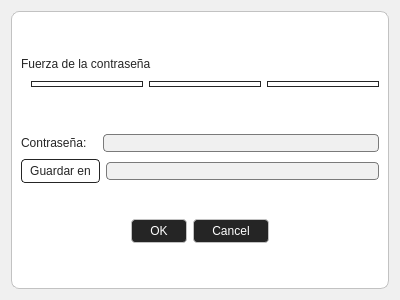
This is ui/dialogs/psswrd.ui in JASFLTeam/JAs-File-Lock as Qt 5 draws it before an edit. The edited form follows.
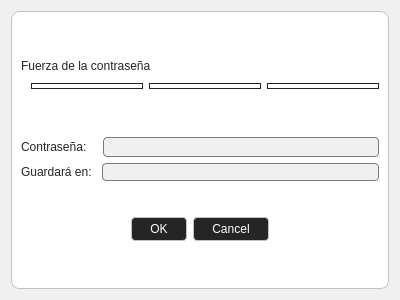
This is the edited form. Icons and pictures are not drawn.

```diff
--- a/ui/dialogs/psswrd.ui
+++ b/ui/dialogs/psswrd.ui
@@ -46,7 +46,7 @@
      <property name="frameShadow">
       <enum>QFrame::Shadow::Raised</enum>
      </property>
-     <layout class="QVBoxLayout" name="verticalLayout_4">
+     <layout class="QVBoxLayout" name="verticalLayout_2">
       <item>
        <spacer name="verticalSpacer_5">
         <property name="orientation">
@@ -165,8 +165,6 @@
        </spacer>
       </item>
       <item>
-       <layout class="QVBoxLayout" name="verticalLayout_2">
-        <item>
          <layout class="QHBoxLayout" name="horizontalLayout_3">
           <item>
            <widget class="QLabel" name="label">
@@ -195,60 +193,100 @@
            </spacer>
           </item>
           <item>
+         <widget class="QFrame" name="frame_2">
+          <property name="styleSheet">
+           <string notr="true">color: #252525;
+background-color: #f0f0f0;
+border: 1px solid #7a7a7a;
+border-radius: 4px;</string>
+          </property>
+          <property name="frameShape">
+           <enum>QFrame::Shape::StyledPanel</enum>
+          </property>
+          <property name="frameShadow">
+           <enum>QFrame::Shadow::Raised</enum>
+          </property>
+          <layout class="QHBoxLayout" name="horizontalLayout_4">
+           <property name="spacing">
+            <number>0</number>
+           </property>
+           <property name="leftMargin">
+            <number>0</number>
+           </property>
+           <property name="topMargin">
+            <number>0</number>
+           </property>
+           <property name="rightMargin">
+            <number>0</number>
+           </property>
+           <property name="bottomMargin">
+            <number>0</number>
+           </property>
+           <item>
            <widget class="QLineEdit" name="clave">
             <property name="styleSheet">
-             <string notr="true">QLineEdit {
-  color: #c2c2c2;
-  background-color: #f0f0f0;
-  border: 1px solid #7a7a7a;
-  border-radius: 4px;
-}</string>
+              <string notr="true">border: 1px solid #f0f0f0;</string>
             </property>
             <property name="echoMode">
              <enum>QLineEdit::EchoMode::Password</enum>
             </property>
            </widget>
           </item>
+           <item>
+            <widget class="QPushButton" name="ver_contra">
+             <property name="styleSheet">
+              <string notr="true">border: 1px solid #f0f0f0;</string>
+             </property>
+             <property name="text">
+              <string/>
+             </property>
+             <property name="icon">
+              <iconset resource="../icons.qrc">
+               <normaloff>:/basic/icons/eye-icon.svg</normaloff>:/basic/icons/eye-icon.svg</iconset>
+             </property>
+             <property name="checkable">
+              <bool>true</bool>
+             </property>
+            </widget>
+           </item>
+          </layout>
+         </widget>
+        </item>
          </layout>
         </item>
         <item>
          <layout class="QHBoxLayout" name="horizontalLayout_2">
           <item>
-           <widget class="QPushButton" name="pushButton">
+         <widget class="QLabel" name="label_2">
             <property name="styleSheet">
-             <string notr="true">QPushButton {
-  color: #252525;
-  background-color: #ffffff;
-  border: 1px solid #252525;
-  border-radius: 4px;
-  padding: 4px 8px 4px 8px;
-}
-
-QPushButton:hover {
-  background-color: #000000;
-  color: #f0f0f0;
-}
-
-QPushButton:pressed {
-  background-color: #c2c2c2;
-  color: #252525;
-}
-
-QPushButton:disabled {
-  background-color: #c2c2c2;
-  color: #252525;
-}</string>
+           <string notr="true">color: #252525;</string>
             </property>
             <property name="text">
-             <string>Guardar en</string>
+           <string>Guardará en:</string>
             </property>
            </widget>
           </item>
+        <item>
+         <spacer name="horizontalSpacer_2">
+          <property name="orientation">
+           <enum>Qt::Orientation::Horizontal</enum>
+          </property>
+          <property name="sizeType">
+           <enum>QSizePolicy::Policy::Minimum</enum>
+          </property>
+          <property name="sizeHint" stdset="0">
+           <size>
+            <width>4</width>
+            <height>0</height>
+           </size>
+          </property>
+         </spacer>
+        </item>
           <item>
            <widget class="QLineEdit" name="url">
             <property name="styleSheet">
              <string notr="true">QLineEdit {
-  color: #c2c2c2;
+  color: #252525;
   background-color: #f0f0f0;
   border: 1px solid #7a7a7a;
   border-radius: 4px;
@@ -261,8 +299,6 @@
           </item>
          </layout>
         </item>
-       </layout>
-      </item>
       <item>
        <spacer name="verticalSpacer_3">
         <property name="orientation">
```
Left out of the diff: 4 changed lines with no effect on the pictures. Lines whose indentation alone changed are shown as unchanged.
